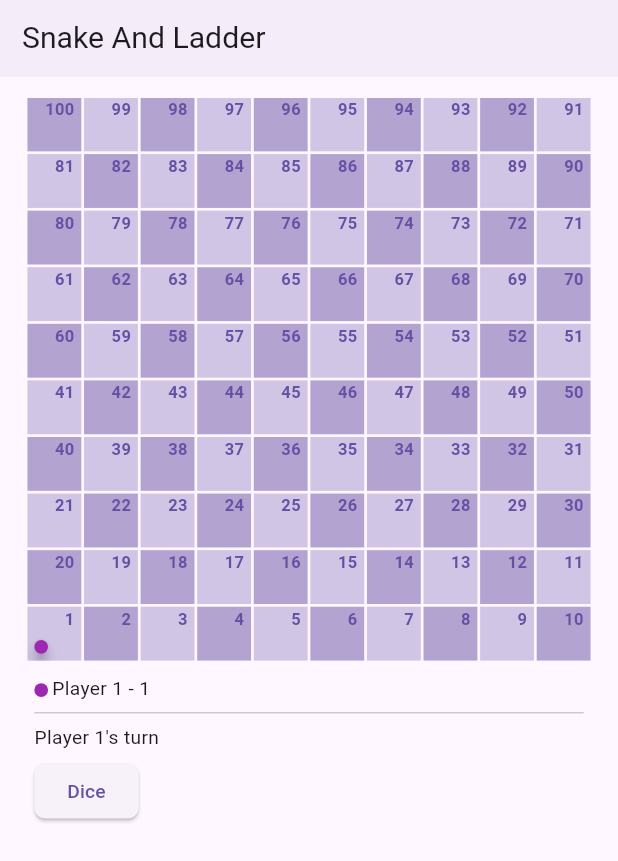
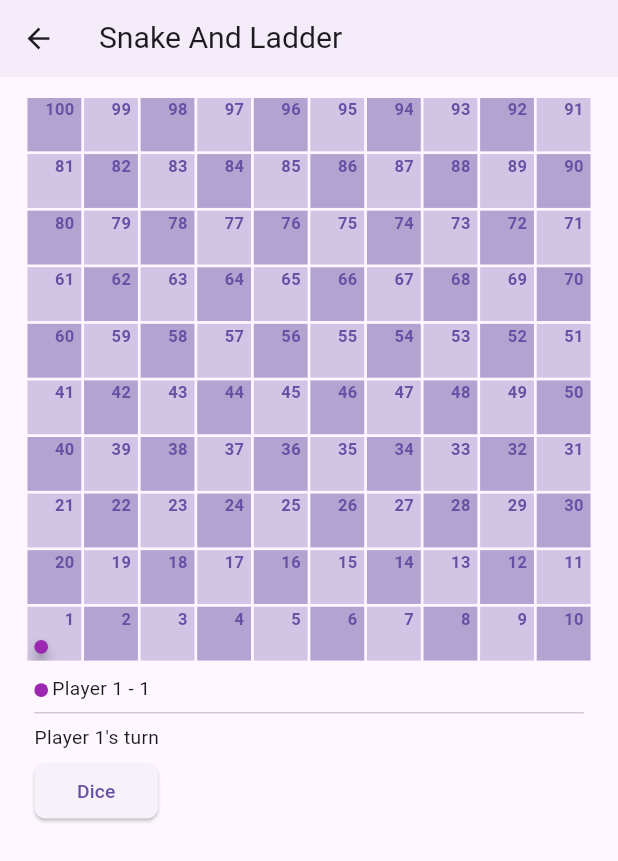
Before and after one commit to htoopyaelinn56/snake_and_ladder_game_flutter, a Flutter app: the Game screen opened directly, on a phone screen of 412 x 824 dp. Shown: the top 861 px of the screen. Run offline on Flutter 3.47's test engine with Material 2 defaults, Android fonts, the phone set to English and light mode, and no system bars; our stand-ins replace equatable, flutter_riverpod, responsive_framework; missing offline and left inert: desktop_window.

Commit message:
package name change

```diff
--- a/lib/main.dart
+++ b/lib/main.dart
@@ -1,7 +1,7 @@
 import 'package:desktop_window/desktop_window.dart';
 import 'package:flutter/material.dart';
 import 'package:flutter_riverpod/flutter_riverpod.dart';
-import 'package:flutter_snake_game/src/feature/core_game/presentation/play_screen.dart';
+import 'package:flutter_snake_and_ladder_game/src/feature/core_game/presentation/play_screen.dart';
 import 'package:responsive_framework/responsive_framework.dart';
 import 'dart:io' show Platform;
 
@@ -9,8 +9,7 @@
 void main() async {
   WidgetsFlutterBinding.ensureInitialized();
   if (Platform.isLinux || Platform.isWindows || Platform.isMacOS) {
-    await DesktopWindow.setMinWindowSize(const Size(400, 400));
-    await DesktopWindow.setMaxWindowSize(const Size(800, 800));
+    await DesktopWindow.setWindowSize(const Size(1200, 900));
   }
   runApp(
     const ProviderScope(
--- a/lib/src/common/common_button.dart
+++ b/lib/src/common/common_button.dart
@@ -2,25 +2,25 @@
 
 class CommonButton extends StatelessWidget {
   const CommonButton(
-      {super.key,
-      this.onSubmit,
-      this.width = 200,
-      this.height = 50,
-      this.child});
+      {super.key, this.onSubmit, this.width, this.height, this.child});
   final void Function()? onSubmit;
-  final double width;
-  final double height;
+  final double? width;
+  final double? height;
   final Widget? child;
   @override
   Widget build(BuildContext context) {
-    return ElevatedButton(
-      style: ElevatedButton.styleFrom(
-        shape: RoundedRectangleBorder(
-          borderRadius: BorderRadius.circular(8),
+    return SizedBox(
+      width: width,
+      height: height,
+      child: ElevatedButton(
+        style: ElevatedButton.styleFrom(
+          shape: RoundedRectangleBorder(
+            borderRadius: BorderRadius.circular(8),
+          ),
         ),
+        onPressed: onSubmit,
+        child: child,
       ),
-      onPressed: onSubmit,
-      child: child,
     );
   }
 }
--- a/lib/src/feature/core_game/presentation/board.dart
+++ b/lib/src/feature/core_game/presentation/board.dart
@@ -1,8 +1,8 @@
 import 'package:flutter/material.dart';
 import 'package:flutter_riverpod/flutter_riverpod.dart';
-import 'package:flutter_snake_game/src/feature/core_game/presentation/board_card.dart';
-import 'package:flutter_snake_game/src/feature/core_game/controller/player_controller.dart';
-import 'package:flutter_snake_game/src/utils.dart';
+import 'package:flutter_snake_and_ladder_game/src/feature/core_game/presentation/board_card.dart';
+import 'package:flutter_snake_and_ladder_game/src/feature/core_game/controller/player_controller.dart';
+import 'package:flutter_snake_and_ladder_game/src/utils.dart';
 
 //index and points on ui
 const Map<int, int> _numbers = {
--- a/lib/src/feature/core_game/presentation/game.dart
+++ b/lib/src/feature/core_game/presentation/game.dart
@@ -1,9 +1,9 @@
 import 'package:flutter/material.dart';
 import 'package:flutter_riverpod/flutter_riverpod.dart';
-import 'package:flutter_snake_game/src/feature/core_game/controller/player_controller.dart';
-import 'package:flutter_snake_game/src/feature/core_game/presentation/board.dart';
-import 'package:flutter_snake_game/src/common/common_button.dart';
-import 'package:flutter_snake_game/src/utils.dart';
+import 'package:flutter_snake_and_ladder_game/src/feature/core_game/controller/player_controller.dart';
+import 'package:flutter_snake_and_ladder_game/src/feature/core_game/presentation/board.dart';
+import 'package:flutter_snake_and_ladder_game/src/common/common_button.dart';
+import 'package:flutter_snake_and_ladder_game/src/utils.dart';
 import 'package:responsive_framework/responsive_framework.dart';
 
 const List<Color> _playerColors = [
@@ -89,6 +89,7 @@
                                   'Player ${ref.watch(playerControllerProvider).currentTurn + 1}\'s turn'),
                               const SizedBox(height: 5),
                               CommonButton(
+                                width: 90,
                                 onSubmit: () {
                                   ref
                                       .read(playerControllerProvider.notifier)
--- a/lib/src/utils.dart
+++ b/lib/src/utils.dart
@@ -1,4 +1,6 @@
-import 'package:flutter/material.dart';
+import 'package:flutter/material.dart'
+    show BuildContext, Navigator, MaterialPageRoute, Widget;
+
 import 'package:responsive_framework/responsive_wrapper.dart';
 import 'dart:io' show Platform;
 
@@ -11,4 +13,15 @@
   static bool isMobileDevice() {
     return Platform.isAndroid || Platform.isFuchsia || Platform.isIOS;
   }
+
+  static Future<void> pagePusher(
+      {required Widget page,
+      required BuildContext context,
+      bool removeBackStack = false}) async {
+    Navigator.pushAndRemoveUntil(
+      context,
+      MaterialPageRoute(builder: (context) => page),
+      (_) => !removeBackStack,
+    );
+  }
 }
--- a/pubspec.yaml
+++ b/pubspec.yaml
@@ -1,4 +1,4 @@
-name: flutter_snake_game
+name: flutter_snake_and_ladder_game
 description: A new Flutter project.
 # The following line prevents the package from being accidentally published to
 # pub.dev using `flutter pub publish`. This is preferred for private packages.
```
Also changed, not shown: lib/src/feature/core_game/controller/player_controller.dart (+6 -9 lines), lib/src/feature/core_game/domain/player_model.dart (+5 -20 lines), lib/src/feature/core_game/domain/player_state_model.dart (+1 -34 lines), lib/src/feature/core_game/presentation/play_screen.dart (+8 -10 lines), 15 other files.
